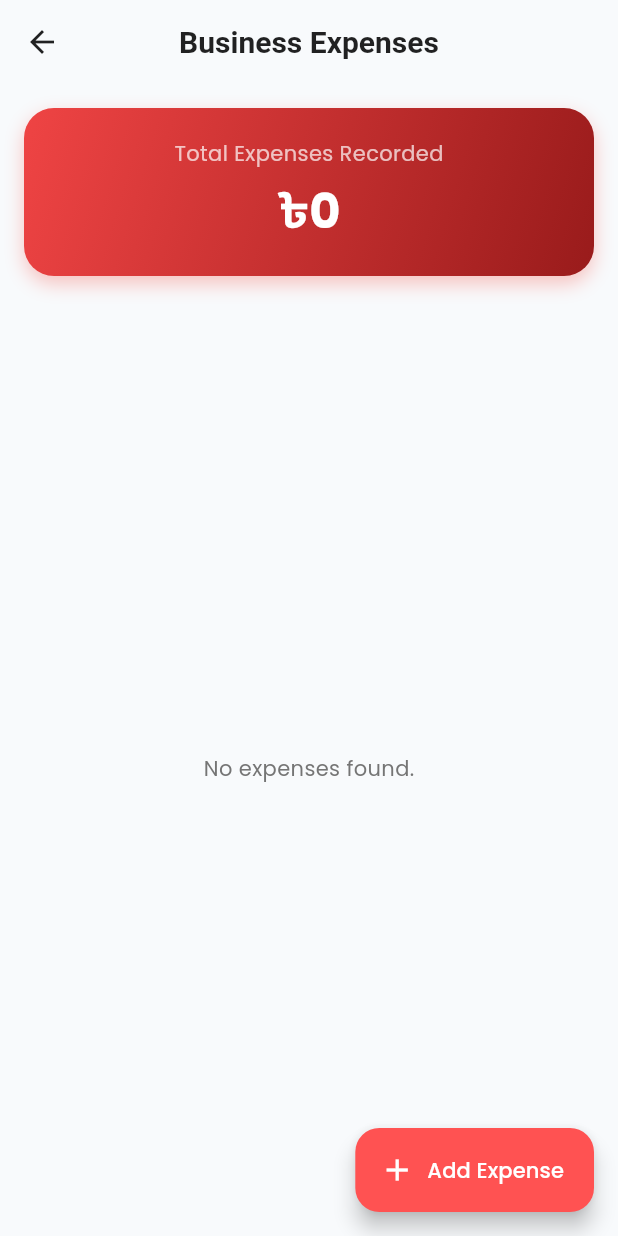
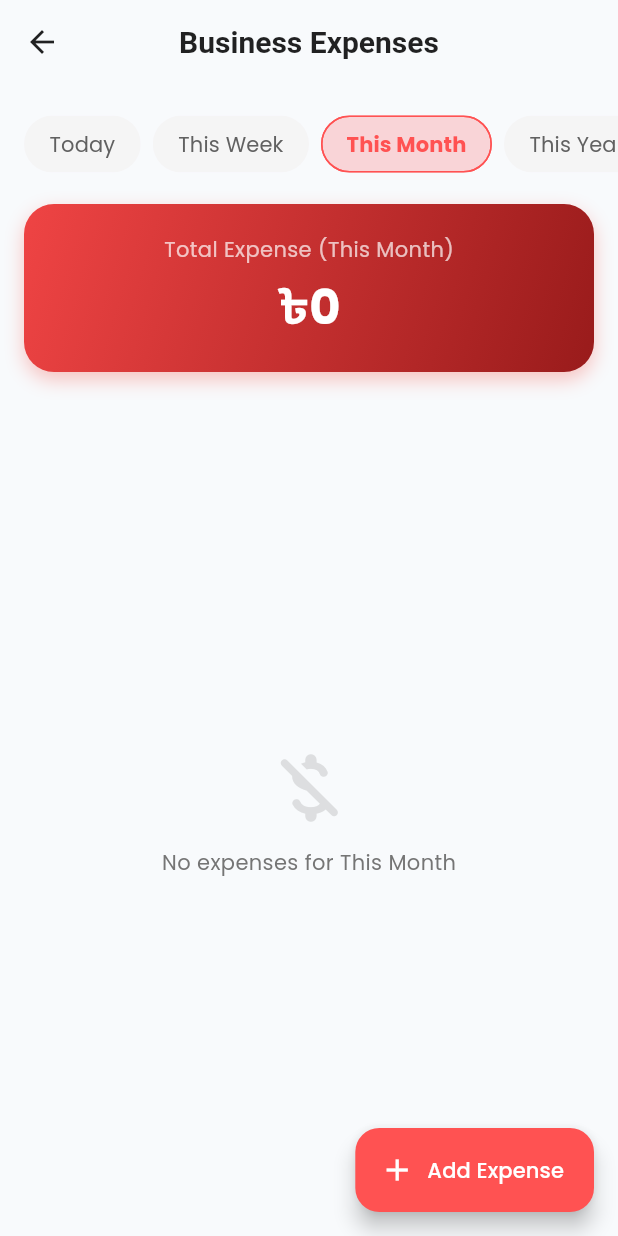
Before and after one commit to AbdullahRFA/vision_mart_app, a Flutter app: the ExpenseScreen screen opened directly, on a phone screen of 412 x 824 dp. Run offline on Flutter 3.47's test engine with Material 3 defaults, Android fonts, the phone set to English and light mode, and no system bars; our stand-ins replace cloud_firestore, firebase_auth, firebase_core, flutter_riverpod, google_fonts, pdf and 1 more; accounts and stored records are empty.

Commit message:
feat(expenses): add time-based filtering (today, week, month, year)
- Refactored `ExpenseScreen` to `ConsumerStatefulWidget` to manage filter state.
- Added filter chips for selecting time ranges: Today, This Week, This Month, This Year, and All Time.
- Implemented filtering logic to dynamically update the expense list based on the selection.
- Updated the "Total Expense" summary card to calculate and display the total for the currently selected period.

Signed-off-by: AbdullahRFA <shakibrybmn@gmail.com>

```diff
--- a/lib/src/features/expenses/presentation/expense_screen.dart
+++ b/lib/src/features/expenses/presentation/expense_screen.dart
@@ -4,19 +4,56 @@ import 'package:intl/intl.dart';
 import '../data/expense_repository.dart';
 import '../domain/expense_model.dart';
 
-class ExpenseScreen extends ConsumerWidget {
+class ExpenseScreen extends ConsumerStatefulWidget {
   const ExpenseScreen({super.key});
 
   @override
-  Widget build(BuildContext context, WidgetRef ref) {
+  ConsumerState<ExpenseScreen> createState() => _ExpenseScreenState();
+}
+
+class _ExpenseScreenState extends ConsumerState<ExpenseScreen> {
+  String _selectedFilter = 'This Month'; // Default view
+
+  final List<String> _filters = [
+    'Today',
+    'This Week',
+    'This Month',
+    'This Year',
+    'All Time'
+  ];
+
+  // Logic to filter expenses based on selection
+  List<Expense> _applyFilter(List<Expense> allExpenses) {
+    final now = DateTime.now();
+    final today = DateTime(now.year, now.month, now.day);
+
+    return allExpenses.where((e) {
+      final date = e.date;
+      final checkDate = DateTime(date.year, date.month, date.day);
+
+      switch (_selectedFilter) {
+        case 'Today':
+          return checkDate == today;
+        case 'This Week':
+        // Assuming week starts on Monday. Adjust if needed (e.g. Saturday)
+        // DateTime.weekday: Mon=1, ... Sun=7
+          final startOfWeek = today.subtract(Duration(days: today.weekday - 1));
+          return date.isAfter(startOfWeek.subtract(const Duration(seconds: 1)));
+        case 'This Month':
+          return date.year == now.year && date.month == now.month;
+        case 'This Year':
+          return date.year == now.year;
+        case 'All Time':
+        default:
+          return true;
+      }
+    }).toList();
+  }
+
+  @override
+  Widget build(BuildContext context) {
     final expenseAsync = ref.watch(expenseStreamProvider);
     final isDark = Theme.of(context).brightness == Brightness.dark;
-
-    // Calculate Totals for Header
-    double totalExpense = 0;
-    expenseAsync.whenData((expenses) {
-      for (var e in expenses) totalExpense += e.amount;
-    });
 
     return Scaffold(
       appBar: AppBar(title: const Text("Business Expenses")),
@@ -29,14 +66,59 @@ class ExpenseScreen extends ConsumerWidget {
       ),
       body: Column(
         children: [
-          // 1. Summary Card
+          // 1. FILTERS
+          SingleChildScrollView(
+            scrollDirection: Axis.horizontal,
+            padding: const EdgeInsets.fromLTRB(16, 16, 16, 8),
+            child: Row(
+              children: _filters.map((filter) {
+                final isSelected = _selectedFilter == filter;
+                return Padding(
+                  padding: const EdgeInsets.only(right: 8.0),
+                  child: FilterChip(
+                    label: Text(filter),
+                    selected: isSelected,
+                    showCheckmark: false,
+                    selectedColor: Colors.red.withOpacity(0.2),
+                    backgroundColor: isDark ? const Color(0xFF1E293B) : Colors.grey[100],
+                    labelStyle: TextStyle(
+                      color: isSelected ? Colors.redAccent : (isDark ? Colors.white60 : Colors.grey[700]),
+                      fontWeight: isSelected ? FontWeight.bold : FontWeight.normal,
+                    ),
+                    shape: RoundedRectangleBorder(borderRadius: BorderRadius.circular(20)),
+                    side: BorderSide(
+                        color: isSelected ? Colors.redAccent : Colors.transparent
+                    ),
+                    onSelected: (bool selected) {
+                      if (selected) setState(() => _selectedFilter = filter);
+                    },
+                  ),
+                );
+              }).toList(),
+            ),
+          ),
+
+          // 2. EXPENSE LIST & SUMMARY
+          Expanded(
+            child: expenseAsync.when(
+              data: (allExpenses) {
+                // Apply the selected filter
+                final filteredExpenses = _applyFilter(allExpenses);
+
+                // Calculate Total for the selected period
+                double totalAmount = 0;
+                for (var e in filteredExpenses) totalAmount += e.amount;
+
+                return Column(
+                  children: [
+                    // --- SUMMARY CARD (Dynamic) ---
                     Container(
                       width: double.infinity,
-            margin: const EdgeInsets.all(16),
+                      margin: const EdgeInsets.symmetric(horizontal: 16, vertical: 8),
                       padding: const EdgeInsets.all(20),
                       decoration: BoxDecoration(
                         gradient: const LinearGradient(
-                colors: [Color(0xFFEF4444), Color(0xFF991B1B)], // Red Gradient
+                          colors: [Color(0xFFEF4444), Color(0xFF991B1B)],
                           begin: Alignment.topLeft,
                           end: Alignment.bottomRight,
                         ),
@@ -50,11 +132,11 @@ class ExpenseScreen extends ConsumerWidget {
                       ),
                       child: Column(
                         children: [
-                const Text("Total Expenses Recorded",
-                    style: TextStyle(color: Colors.white70)),
+                          Text("Total Expense ($_selectedFilter)",
+                              style: const TextStyle(color: Colors.white70, fontSize: 14)),
                           const SizedBox(height: 5),
                           Text(
-                  "৳${totalExpense.toStringAsFixed(0)}",
+                            "৳${totalAmount.toStringAsFixed(0)}",
                             style: const TextStyle(
                                 fontSize: 32,
                                 fontWeight: FontWeight.bold,
@@ -64,33 +146,32 @@ class ExpenseScreen extends ConsumerWidget {
                       ),
                     ),
 
-          // 2. Grouped Expense List
+                    // --- LIST ---
                     Expanded(
-            child: expenseAsync.when(
-              data: (expenses) {
-                if (expenses.isEmpty) {
-                  return Center(
-                      child: Text("No expenses found.",
-                          style: TextStyle(color: Colors.grey[600])));
-                }
-
-                // 👇 Group the expenses by date
-                final groupedExpenses = _groupExpenses(expenses);
-
-                return ListView(
+                      child: filteredExpenses.isEmpty
+                          ? Center(
+                        child: Column(
+                          mainAxisAlignment: MainAxisAlignment.center,
+                          children: [
+                            Icon(Icons.money_off_rounded, size: 60, color: Colors.grey.withOpacity(0.3)),
+                            const SizedBox(height: 10),
+                            Text("No expenses for $_selectedFilter", style: TextStyle(color: Colors.grey[600])),
+                          ],
+                        ),
+                      )
+                          : ListView(
                         padding: const EdgeInsets.symmetric(horizontal: 16, vertical: 8),
-                  children: groupedExpenses.entries.map((entry) {
-                    final dateHeader = entry.key;
-                    final dailyExpenses = entry.value;
+                        children: _groupExpenses(filteredExpenses, isDark).entries.map((entry) {
+                          final header = entry.key;
+                          final items = entry.value;
 
                           return Column(
                             crossAxisAlignment: CrossAxisAlignment.start,
                             children: [
-                        // --- DATE HEADER ---
                               Padding(
                                 padding: const EdgeInsets.symmetric(vertical: 12.0, horizontal: 4),
                                 child: Text(
-                            dateHeader,
+                                  header,
                                   style: TextStyle(
                                     fontSize: 14,
                                     fontWeight: FontWeight.bold,
@@ -99,27 +180,39 @@ class ExpenseScreen extends ConsumerWidget {
                                   ),
                                 ),
                               ),
+                              ...items.map((expense) => _buildExpenseCard(context, ref, expense, isDark)),
+                            ],
+                          );
+                        }).toList(),
+                      ),
+                    ),
+                  ],
+                );
+              },
+              loading: () => const Center(child: CircularProgressIndicator()),
+              error: (e, s) => Center(child: Text('Error: $e')),
+            ),
+          ),
+        ],
+      ),
+    );
+  }
 
-                        // --- EXPENSE ITEMS FOR THIS DATE ---
-                        ...dailyExpenses.map((expense) {
+  Widget _buildExpenseCard(BuildContext context, WidgetRef ref, Expense expense, bool isDark) {
     return Card(
-                            color: isDark
-                                ? const Color(0xFF1E293B)
-                                : Colors.white,
+      color: isDark ? const Color(0xFF1E293B) : Colors.white,
       margin: const EdgeInsets.only(bottom: 10),
       child: ListTile(
         leading: CircleAvatar(
           backgroundColor: Colors.red.withOpacity(0.1),
-                                child: Icon(_getIconForCategory(expense.category),
-                                    color: Colors.red),
+          child: Icon(_getIconForCategory(expense.category), color: Colors.red),
         ),
-                              title: Text(expense.category,
-                                  style: const TextStyle(fontWeight: FontWeight.bold)),
+        title: Text(expense.category, style: const TextStyle(fontWeight: FontWeight.bold)),
         subtitle: Text(
-                                // Show Time instead of Date here since Date is in header
           "${DateFormat('hh:mm a').format(expense.date)} • ${expense.note}",
           maxLines: 1,
           overflow: TextOverflow.ellipsis,
+          style: TextStyle(color: isDark ? Colors.white60 : Colors.grey[600]),
         ),
         trailing: Row(
           mainAxisSize: MainAxisSize.min,
@@ -132,46 +225,26 @@ class ExpenseScreen extends ConsumerWidget {
                   fontSize: 16),
             ),
             const SizedBox(width: 8),
-                                  // Edit
             IconButton(
-                                    icon: const Icon(Icons.edit,
-                                        size: 20, color: Colors.blue),
-                                    onPressed: () => _showEditExpenseDialog(
-                                        context, ref, expense),
+              icon: const Icon(Icons.edit, size: 20, color: Colors.blue),
+              onPressed: () => _showEditExpenseDialog(context, ref, expense),
             ),
-                                  // Delete
             IconButton(
-                                    icon: const Icon(Icons.delete_outline,
-                                        size: 20, color: Colors.grey),
-                                    onPressed: () => _confirmDelete(
-                                        context, ref, expense.id),
+              icon: const Icon(Icons.delete_outline, size: 20, color: Colors.grey),
+              onPressed: () => _confirmDelete(context, ref, expense.id),
             ),
           ],
         ),
       ),
     );
-                        }),
-                      ],
-                    );
-                  }).toList(),
-                );
-              },
-              loading: () => const Center(child: CircularProgressIndicator()),
-              error: (e, s) => Center(child: Text('Error: $e')),
-            ),
-          ),
-        ],
-      ),
-    );
   }
 
-  // 👇 GROUPING LOGIC
-  Map<String, List<Expense>> _groupExpenses(List<Expense> expenses) {
+  // Grouping Logic
+  Map<String, List<Expense>> _groupExpenses(List<Expense> expenses, bool isDark) {
     final grouped = <String, List<Expense>>{};
     final now = DateTime.now();
     final today = DateTime(now.year, now.month, now.day);
     final yesterday = today.subtract(const Duration(days: 1));
-    final tomorrow = today.add(const Duration(days: 1));
 
     for (var expense in expenses) {
       final date = expense.date;
@@ -182,15 +255,11 @@ class ExpenseScreen extends ConsumerWidget {
         header = "Today";
       } else if (checkDate == yesterday) {
         header = "Yesterday";
-      } else if (checkDate == tomorrow) {
-        header = "Tomorrow";
       } else {
         header = DateFormat('dd MMM yyyy').format(date);
       }
 
-      if (grouped[header] == null) {
-        grouped[header] = [];
-      }
+      if (grouped[header] == null) grouped[header] = [];
       grouped[header]!.add(expense);
     }
     return grouped;
@@ -198,18 +267,12 @@ class ExpenseScreen extends ConsumerWidget {
 
   IconData _getIconForCategory(String category) {
     switch (category) {
-      case 'Shop Rent':
-        return Icons.store;
-      case 'Electric Bill':
-        return Icons.bolt;
-      case 'Transport Cost':
-        return Icons.local_shipping;
-      case 'Food Cost':
-        return Icons.restaurant;
-      case 'Salary':
-        return Icons.people;
-      default:
-        return Icons.money_off;
+      case 'Shop Rent': return Icons.store;
+      case 'Electric Bill': return Icons.bolt;
+      case 'Transport Cost': return Icons.local_shipping;
+      case 'Food Cost': return Icons.restaurant;
+      case 'Salary': return Icons.people;
+      default: return Icons.money_off;
     }
   }
 
@@ -220,8 +283,7 @@ class ExpenseScreen extends ConsumerWidget {
         title: const Text("Delete Expense?"),
         content: const Text("Are you sure? This cannot be undone."),
         actions: [
-          TextButton(
-              onPressed: () => Navigator.pop(ctx), child: const Text("Cancel")),
+          TextButton(onPressed: () => Navigator.pop(ctx), child: const Text("Cancel")),
           TextButton(
             onPressed: () {
               ref.read(expenseRepositoryProvider).deleteExpense(id);
@@ -242,27 +304,17 @@ class ExpenseScreen extends ConsumerWidget {
     _showExpenseDialog(context, ref, expense);
   }
 
-  // 👇 Unified Dialog for Add & Edit
   void _showExpenseDialog(BuildContext context, WidgetRef ref, Expense? expense) {
     final isEditing = expense != null;
     final formKey = GlobalKey<FormState>();
-
-    // Controllers
     final amountCtrl = TextEditingController(text: isEditing ? expense.amount.toString() : '');
     final noteCtrl = TextEditingController(text: isEditing ? expense.note : '');
 
     String selectedCategory = isEditing ? expense.category : 'Shop Rent';
     DateTime selectedDate = isEditing ? expense.date : DateTime.now();
 
-    final categories = [
-      'Shop Rent', 'Electric Bill', 'Transport Cost',
-      'Food Cost', 'Salary', 'Maintenance', 'Other'
-    ];
-
-    // Handle "Other" categories if custom data was saved previously
-    if (!categories.contains(selectedCategory)) {
-      selectedCategory = 'Other';
-    }
+    final categories = ['Shop Rent', 'Electric Bill', 'Transport Cost', 'Food Cost', 'Salary', 'Maintenance', 'Other'];
+    if (!categories.contains(selectedCategory)) selectedCategory = 'Other';
 
     showDialog(
       context: context,
@@ -277,26 +329,21 @@ class ExpenseScreen extends ConsumerWidget {
                 children: [
                   DropdownButtonFormField<String>(
                     value: selectedCategory,
-                    items: categories
-                        .map((c) => DropdownMenuItem(value: c, child: Text(c)))
-                        .toList(),
+                    items: categories.map((c) => DropdownMenuItem(value: c, child: Text(c))).toList(),
                     onChanged: (v) => setState(() => selectedCategory = v!),
-                    decoration: const InputDecoration(
-                        labelText: "Category", border: OutlineInputBorder()),
+                    decoration: const InputDecoration(labelText: "Category", border: OutlineInputBorder()),
                   ),
                   const SizedBox(height: 10),
                   TextFormField(
                     controller: amountCtrl,
                     keyboardType: TextInputType.number,
-                    decoration: const InputDecoration(
-                        labelText: "Amount (Tk)", border: OutlineInputBorder()),
+                    decoration: const InputDecoration(labelText: "Amount (Tk)", border: OutlineInputBorder()),
                     validator: (v) => v!.isEmpty ? "Required" : null,
                   ),
                   const SizedBox(height: 10),
                   TextFormField(
                     controller: noteCtrl,
-                    decoration: const InputDecoration(
-                        labelText: "Note (Optional)", border: OutlineInputBorder()),
+                    decoration: const InputDecoration(labelText: "Note (Optional)", border: OutlineInputBorder()),
                   ),
                   const SizedBox(height: 10),
                   ListTile(
@@ -308,7 +355,7 @@ class ExpenseScreen extends ConsumerWidget {
                         context: context,
                         initialDate: selectedDate,
                         firstDate: DateTime(2020),
-                        lastDate: DateTime(2030), // Allow future dates
+                        lastDate: DateTime(2030),
                       );
                       if (picked != null) setState(() => selectedDate = picked);
                     },
@@ -318,8 +365,7 @@ class ExpenseScreen extends ConsumerWidget {
             ),
           ),
           actions: [
-            TextButton(
-                onPressed: () => Navigator.pop(ctx), child: const Text("Cancel")),
+            TextButton(onPressed: () => Navigator.pop(ctx), child: const Text("Cancel")),
             ElevatedButton(
               onPressed: () async {
                 if (!formKey.currentState!.validate()) return;
@@ -341,15 +387,12 @@ class ExpenseScreen extends ConsumerWidget {
                       date: selectedDate,
                     );
                   }
-
                   if (context.mounted) {
-                    ScaffoldMessenger.of(context).showSnackBar(SnackBar(
-                        content: Text(isEditing ? "Expense Updated" : "Expense Added")));
+                    ScaffoldMessenger.of(context).showSnackBar(SnackBar(content: Text(isEditing ? "Expense Updated" : "Expense Added")));
                   }
                 } catch (e) {
                   if (context.mounted) {
-                    ScaffoldMessenger.of(context).showSnackBar(
-                        SnackBar(content: Text("Error: $e"), backgroundColor: Colors.red));
+                    ScaffoldMessenger.of(context).showSnackBar(SnackBar(content: Text("Error: $e"), backgroundColor: Colors.red));
                   }
                 }
               },
```
Lines whose indentation alone changed are shown as unchanged.
